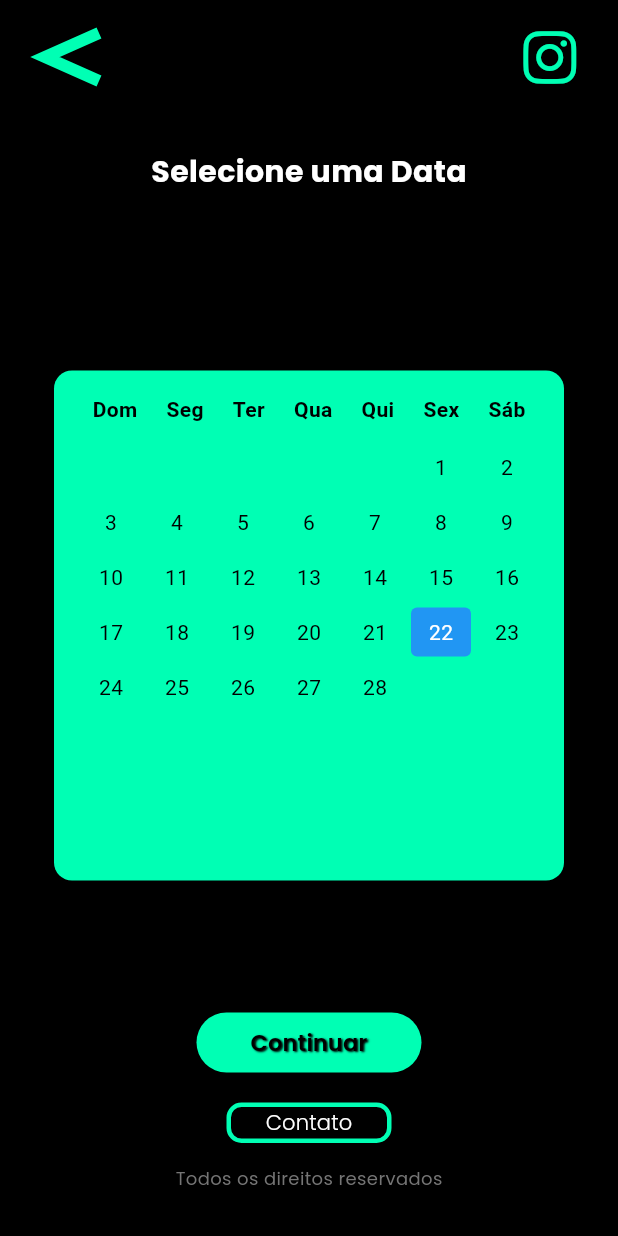
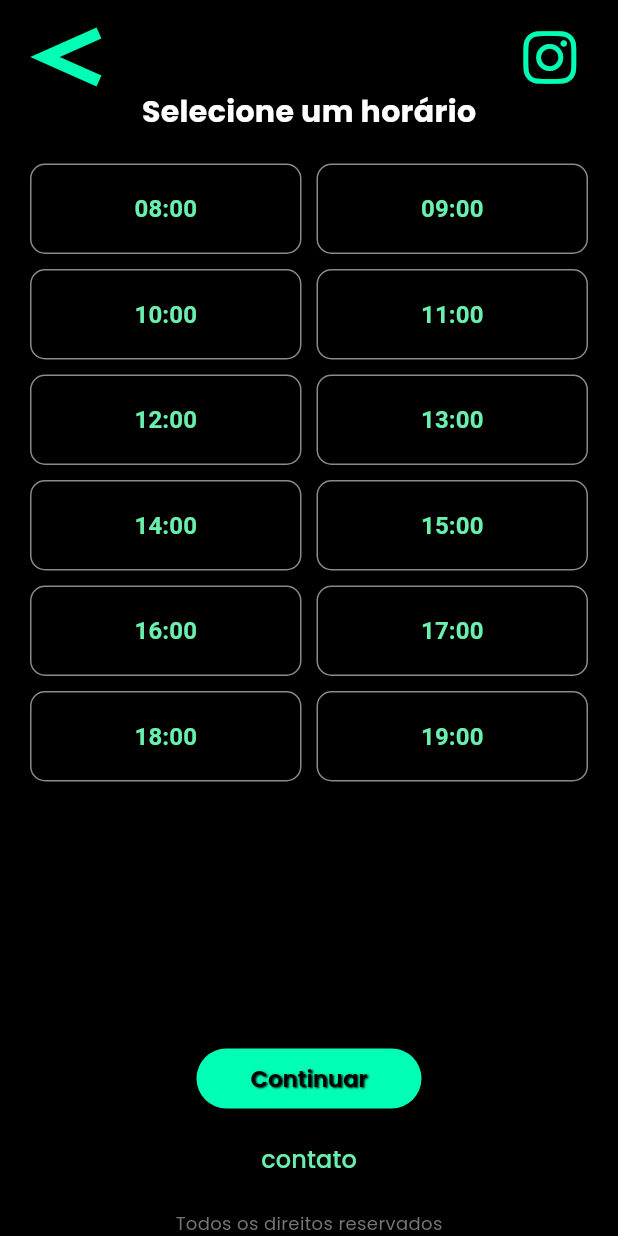
Before and after one commit to thiagofern4ndo/app-barber-shop, a Flutter app: the screen it shows after launch, on a phone screen of 412 x 824 dp. Run offline on Flutter 3.47's test engine with Material 3 defaults, Android fonts, the phone set to English and light mode, and no system bars; our stand-ins replace font_awesome_flutter, google_fonts.

Commit message:
Cria ButtonHorario para exibir uma lista de horários em formato de grade
- Adiciona uma lista de horários das 8:00 às 19:00
- Implementa um GridView para exibir os horários em duas colunas
- Adiciona funcionalidade para selecionar um horário, destacando o botão selecionado
- Usa OutlinedButton para os botões de horário com estilo personalizado
- Define a cor de fundo e a borda dos botões com base na seleção

```diff
--- a/lib/main.dart
+++ b/lib/main.dart
@@ -66,7 +66,7 @@ class _MyAppState extends State<MyApp> {
 }*/
 
 import 'package:flutter/material.dart';
-import 'package:app_barber_shop/screens/pag7.dart'; // Importa o pag7.dart
+import 'package:app_barber_shop/screens/pag8.dart'; // Importa o pag8.dart
 
 void main() {
   runApp(const MyApp());
@@ -79,7 +79,8 @@ class MyApp extends StatelessWidget {
   Widget build(BuildContext context) {
     return MaterialApp(
       debugShowCheckedModeBanner: false,
-      home: Pag7(), // Define Pag7 como a tela inicial
+      theme: ThemeData.dark(),
+      home: const Pag8(), // Define Pag8 como a tela inicial
     );
   }
 }
--- /dev/null
+++ b/lib/screens/pag8.dart
@@ -0,0 +1,99 @@
+import 'package:flutter/material.dart';
+import 'package:app_barber_shop/widgets/buttons/button_instagram.dart'; // Importa o InstagramIconButton
+import 'package:app_barber_shop/widgets/buttons/button_back.dart'; // Importa o CustomBackButton
+import 'package:app_barber_shop/widgets/buttons/button_horario.dart'; // Importa o ButtonHorario
+import 'package:google_fonts/google_fonts.dart'; // Importa o GoogleFonts
+import 'package:app_barber_shop/widgets/text/text_direitos.dart'; // Importa o TextDireitos
+import 'package:app_barber_shop/widgets/buttons/custom_buttonGreen.dart';
+
+class Pag8 extends StatelessWidget {
+  const Pag8({super.key});
+
+  @override
+  Widget build(BuildContext context) {
+    return MaterialApp(
+      theme: ThemeData.dark(),
+      home: const SelecionarHorarioScreen(),
+      debugShowCheckedModeBanner: false,
+    );
+  }
+}
+
+class SelecionarHorarioScreen extends StatefulWidget {
+  const SelecionarHorarioScreen({super.key});
+
+  @override
+  State<SelecionarHorarioScreen> createState() =>
+      _SelecionarHorarioScreenState();
+}
+
+class _SelecionarHorarioScreenState extends State<SelecionarHorarioScreen> {
+  @override
+  Widget build(BuildContext context) {
+    return Scaffold(
+      backgroundColor: Colors.black,
+      body: Stack(
+        children: [
+          Padding(
+            padding: const EdgeInsets.symmetric(horizontal: 20),
+            child: Column(
+              crossAxisAlignment: CrossAxisAlignment.center,
+              children: [
+                const SizedBox(height: 60), // Espaço para os botões no topo
+                Text(
+                  'Selecione um horário',
+                  style: GoogleFonts.poppins(
+                    color: Colors.white,
+                    fontSize: 20,
+                    fontWeight: FontWeight.bold,
+                  ),
+                ),
+                const SizedBox(height: 20),
+                // Lista de horários
+                const ButtonHorario(),
+                const SizedBox(height: 10),
+                // Botão "Continuar"
+                Center(
+                  child: CustomButton(
+                    text: 'Continuar',
+                    onPressed: () {},
+                  ),
+                ),
+                const SizedBox(height: 10),
+                // Botão "Contato"
+                TextButton(
+                  onPressed: () {},
+                  child: Text(
+                    'contato',
+                    style: GoogleFonts.poppins(
+                      color: Colors.greenAccent,
+                      fontSize: 16,
+                    ),
+                  ),
+                ),
+                const SizedBox(height: 10),
+                // Rodapé
+                TextWidget(),
+              ],
+            ),
+          ),
+          Positioned(
+            top: 10,
+            left: 20,
+            child: CustomBackButton(
+              onPressed: () {
+                Navigator.of(context).pop();
+              },
+            ), // Adiciona o CustomBackButton no canto superior esquerdo
+          ),
+          Positioned(
+            top: 10,
+            right: 20,
+            child:
+                InstagramIconButton(), // Adiciona o InstagramIconButton no canto superior direito
+          ),
+        ],
+      ),
+    );
+  }
+}
--- a/lib/widgets/buttons/button_calendar_screen.dart
+++ b/lib/widgets/buttons/button_calendar_screen.dart
@@ -35,8 +35,8 @@ class _CalendarButtonState extends State<CalendarButton> {
   @override
   Widget build(BuildContext context) {
     return Container(
-      height: 340, // Altura fixa para o calendário
-      width: 340, // Largura fixa para o calendário
+      height: 250, // Altura fixa para o calendário
+      width: 280, // Largura fixa para o calendário
       padding: EdgeInsets.all(16),
       decoration: BoxDecoration(
         color: Color(0xFF00FFB4), // Cor de fundo #00ffb4
@@ -46,7 +46,7 @@ class _CalendarButtonState extends State<CalendarButton> {
         mainAxisSize: MainAxisSize.min,
         children: [
           _buildWeekDaysRow(),
-          SizedBox(height: 10),
+          SizedBox(height: 15),
           _buildDaysGrid(),
         ],
       ),
--- /dev/null
+++ b/lib/widgets/buttons/button_horario.dart
@@ -0,0 +1,61 @@
+import 'package:flutter/material.dart';
+
+class ButtonHorario extends StatefulWidget {
+  const ButtonHorario({super.key});
+
+  @override
+  State<ButtonHorario> createState() => _ButtonHorarioState();
+}
+
+class _ButtonHorarioState extends State<ButtonHorario> {
+  final List<String> horarios = [
+    for (int i = 8; i <= 19; i++) '${i.toString().padLeft(2, '0')}:00'
+  ];
+
+  String? horarioSelecionado;
+
+  @override
+  Widget build(BuildContext context) {
+    return Expanded(
+      child: GridView.builder(
+        itemCount: horarios.length,
+        gridDelegate: const SliverGridDelegateWithFixedCrossAxisCount(
+          crossAxisCount: 2,
+          crossAxisSpacing: 10,
+          mainAxisSpacing: 10,
+          childAspectRatio: 3,
+        ),
+        itemBuilder: (context, index) {
+          return _buildHorarioButton(horarios[index]);
+        },
+      ),
+    );
+  }
+
+  Widget _buildHorarioButton(String text) {
+    bool isSelected = horarioSelecionado == text;
+
+    return OutlinedButton(
+      style: OutlinedButton.styleFrom(
+        side:
+            BorderSide(color: isSelected ? Colors.greenAccent : Colors.white54),
+        backgroundColor: isSelected ? Colors.greenAccent : Colors.black,
+        shape: RoundedRectangleBorder(borderRadius: BorderRadius.circular(10)),
+        minimumSize: const Size(100, 50),
+      ),
+      onPressed: () {
+        setState(() {
+          horarioSelecionado = text;
+        });
+      },
+      child: Text(
+        text,
+        style: TextStyle(
+          color: isSelected ? Colors.black : Colors.greenAccent,
+          fontSize: 16,
+          fontWeight: FontWeight.bold,
+        ),
+      ),
+    );
+  }
+}
```
